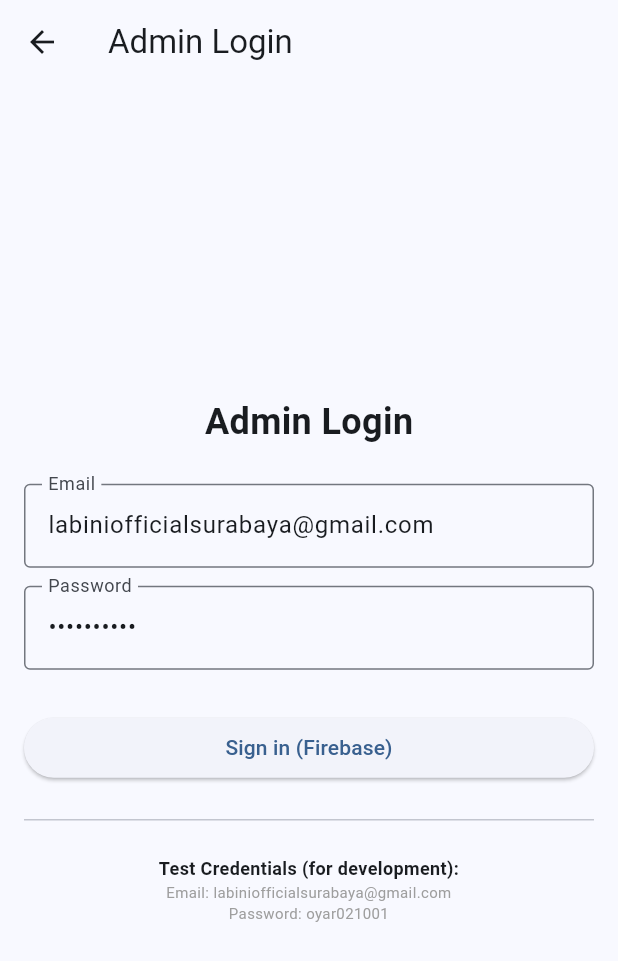
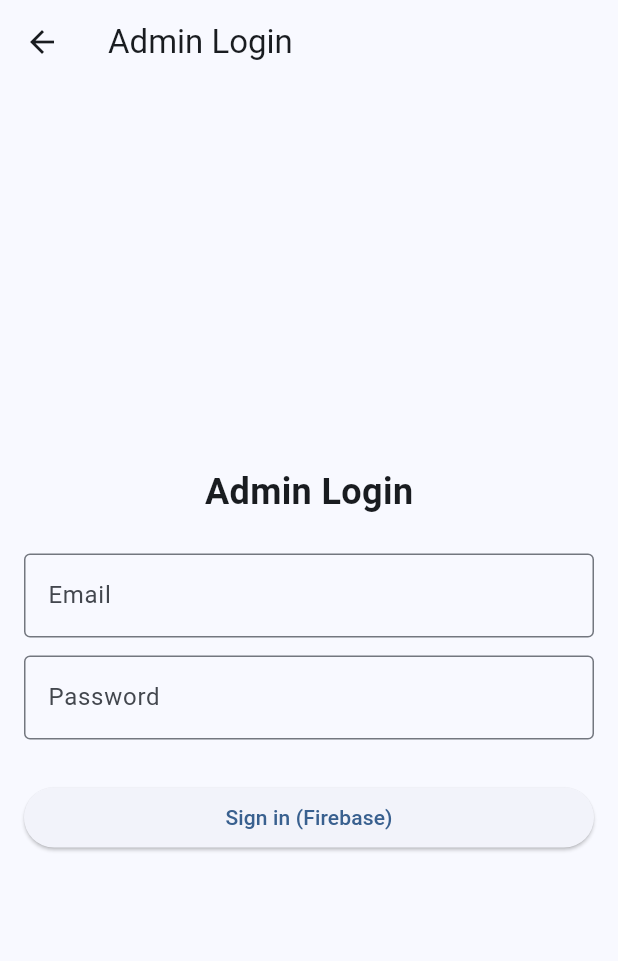
Before and after one commit to yaarnDev/Stok-Selling-Monitoring, a Flutter app: the AdminLoginPage screen opened directly, on a phone screen of 412 x 824 dp. Shown: the top 961 px of the screen. Run offline on Flutter 3.47's test engine with Material 3 defaults, Android fonts, the light colour scheme and no system bars; our stand-ins replace cloud_firestore, firebase_auth, firebase_core; accounts and stored records are empty; network calls fail.

Commit message:
fix: benerin login

```diff
--- a/lib/admin/pages/login.dart
+++ b/lib/admin/pages/login.dart
@@ -12,8 +12,8 @@ class AdminLoginPage extends StatefulWidget {
 }
 
 class _AdminLoginPageState extends State<AdminLoginPage> {
-  final _emailCtrl = TextEditingController(text: "labiniofficialsurabaya@gmail.com");
-  final _passCtrl = TextEditingController(text: "oyar021001");
+  final _emailCtrl = TextEditingController();
+  final _passCtrl = TextEditingController();
   bool _loading = false;
   String? _error;
 
@@ -112,20 +112,6 @@ class _AdminLoginPageState extends State<AdminLoginPage> {
                     : const Text('Sign in (Firebase)'),
               ),
             ),
-            // Anonymous and test login buttons removed
-            const SizedBox(height: 16),
-            const Divider(),
-            const SizedBox(height: 16),
-            const Text(
-              'Test Credentials (for development):',
-              style: TextStyle(fontSize: 12, fontWeight: FontWeight.bold),
-              textAlign: TextAlign.center,
-            ),
-            const Text(
-              'Email: labiniofficialsurabaya@gmail.com\nPassword: oyar021001',
-              style: TextStyle(fontSize: 10, color: Colors.grey),
-              textAlign: TextAlign.center,
-            ),
           ],
         ),
       ),
```
